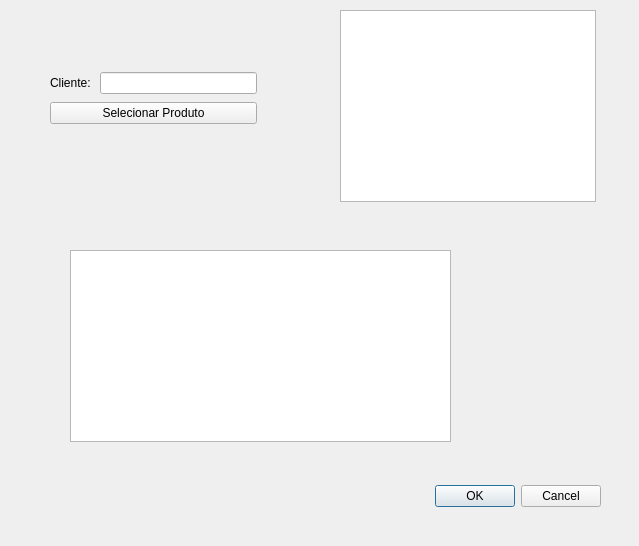
First picture: the form in venda.ui, repository GabR36/QEstoqueLoja, before the edit.
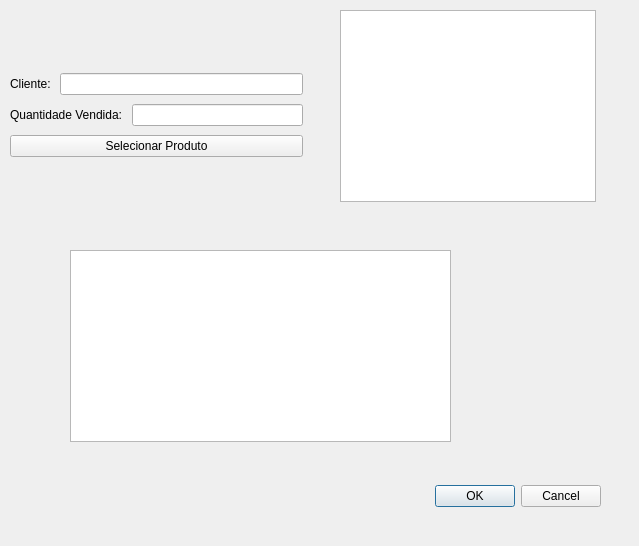
Second picture: the form after the edit.

Commit message: db passe para janela venda.

Diff of the .ui file:
```diff
--- a/venda.ui
+++ b/venda.ui
@@ -52,12 +52,14 @@
   <widget class="QWidget" name="">
    <property name="geometry">
     <rect>
-     <x>50</x>
+     <x>10</x>
      <y>70</y>
-     <width>207</width>
-     <height>57</height>
+     <width>293</width>
+     <height>90</height>
     </rect>
    </property>
+   <layout class="QVBoxLayout" name="verticalLayout_2">
+    <item>
    <layout class="QVBoxLayout" name="verticalLayout">
     <item>
      <layout class="QHBoxLayout" name="horizontalLayout">
@@ -70,6 +72,22 @@
       </item>
       <item>
        <widget class="QLineEdit" name="Ledit_Cliente"/>
+        </item>
+       </layout>
+      </item>
+     </layout>
+    </item>
+    <item>
+     <layout class="QHBoxLayout" name="horizontalLayout_2">
+      <item>
+       <widget class="QLabel" name="label_2">
+        <property name="text">
+         <string>Quantidade Vendida: </string>
+        </property>
+       </widget>
+      </item>
+      <item>
+       <widget class="QLineEdit" name="lineEdit"/>
       </item>
      </layout>
     </item>
```
Lines whose indentation alone changed are shown as unchanged. The commit also changes 5 other files.
